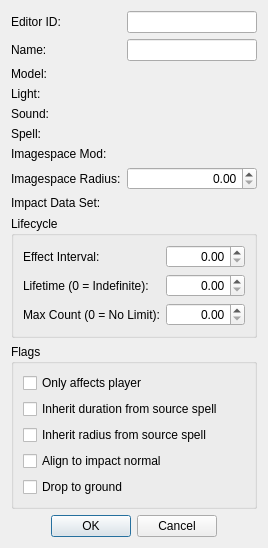
Old version of the form native/src/DovahKit/ui/form_windows/hazard.ui in the repository DavidJCobb/DovahKit.
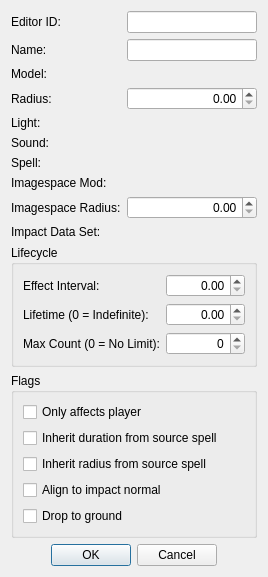
New version of the form. Custom widgets are drawn as their Qt base class.

What changed in the file:
```diff
--- a/native/src/DovahKit/ui/form_windows/hazard.ui
+++ b/native/src/DovahKit/ui/form_windows/hazard.ui
@@ -8,18 +8,22 @@
   <layout class="QVBoxLayout" name="verticalLayout_2">
    <item>
     <layout class="QGridLayout" name="gridLayout">
-     <item row="4" column="0">
-      <widget class="QLabel" name="label_5">
-       <property name="text">
-        <string>Sound:</string>
-       </property>
-       <property name="buddy">
-        <cstring>sound</cstring>
+     <item row="6" column="1">
+      <widget class="DKFormPicker" name="spell">
+       <property name="whatsThis">
+        <string>A concentration spell to apply to any actors inside of the hazard's radius. The spell will not be applied to the hazard's caster — that is, whatever actor cast the spell whose &quot;Spawn Hazard&quot; magic effect produced this hazard.</string>
        </property>
       </widget>
      </item>
-     <item row="2" column="1">
-      <widget class="DKFormNIFPicker" name="model"/>
+     <item row="8" column="1">
+      <widget class="QDoubleSpinBox" name="imagespaceRadius">
+       <property name="whatsThis">
+        <string>The hazard's imagespace modifier will be applied when the camera is within this radius of the hazard.</string>
+       </property>
+       <property name="alignment">
+        <set>Qt::AlignRight|Qt::AlignTrailing|Qt::AlignVCenter</set>
+       </property>
+      </widget>
      </item>
      <item row="1" column="0">
       <widget class="QLabel" name="label_2">
@@ -31,10 +35,7 @@
        </property>
       </widget>
      </item>
-     <item row="4" column="1">
-      <widget class="DKFormPicker" name="sound"/>
-     </item>
-     <item row="8" column="0">
+     <item row="9" column="0">
       <widget class="QLabel" name="label_8">
        <property name="text">
         <string>Impact Data Set:</string>
@@ -44,22 +45,18 @@
        </property>
       </widget>
      </item>
-     <item row="6" column="0">
-      <widget class="QLabel" name="label_7">
+     <item row="5" column="0">
+      <widget class="QLabel" name="label_5">
        <property name="text">
-        <string>Imagespace Mod:</string>
+        <string>Sound:</string>
        </property>
        <property name="buddy">
         <cstring>imagespaceMod</cstring>
        </property>
       </widget>
      </item>
-     <item row="6" column="1">
-      <widget class="DKFormPicker" name="imagespaceMod">
-       <property name="whatsThis">
-        <string>An imagespace modifier to be applied when the camera is within the Imagespace Radius of the hazard.</string>
-       </property>
-      </widget>
+     <item row="0" column="1">
+      <widget class="QLineEdit" name="editorID"/>
      </item>
      <item row="2" column="0">
       <widget class="QLabel" name="label_3">
@@ -71,10 +68,7 @@
        </property>
       </widget>
      </item>
-     <item row="1" column="1">
-      <widget class="QLineEdit" name="name"/>
-     </item>
-     <item row="5" column="0">
+     <item row="6" column="0">
       <widget class="QLabel" name="label_6">
        <property name="text">
         <string>Spell:</string>
@@ -84,19 +78,6 @@
        </property>
       </widget>
      </item>
-     <item row="3" column="0">
-      <widget class="QLabel" name="label_4">
-       <property name="text">
-        <string>Light:</string>
-       </property>
-       <property name="buddy">
-        <cstring>light</cstring>
-       </property>
-      </widget>
-     </item>
-     <item row="8" column="1">
-      <widget class="DKFormPicker" name="impactDataSet"/>
-     </item>
      <item row="0" column="0">
       <widget class="QLabel" name="label">
        <property name="text">
@@ -107,24 +88,40 @@
        </property>
       </widget>
      </item>
-     <item row="0" column="1">
-      <widget class="QLineEdit" name="editorID"/>
+     <item row="7" column="0">
+      <widget class="QLabel" name="label_7">
+       <property name="text">
+        <string>Imagespace Mod:</string>
+       </property>
+       <property name="buddy">
+        <cstring>imagespaceMod</cstring>
+       </property>
+      </widget>
      </item>
-     <item row="3" column="1">
+     <item row="5" column="1">
+      <widget class="DKFormPicker" name="sound"/>
+     </item>
+     <item row="4" column="1">
       <widget class="DKFormPicker" name="light">
        <property name="whatsThis">
         <string>Light emitted by the hazard.</string>
        </property>
       </widget>
      </item>
-     <item row="5" column="1">
-      <widget class="DKFormPicker" name="spell">
+     <item row="7" column="1">
+      <widget class="DKFormPicker" name="imagespaceMod">
        <property name="whatsThis">
         <string>A concentration spell to apply to any actors inside of the hazard's radius. The spell will not be applied to the hazard's caster — that is, whatever actor cast the spell whose &quot;Spawn Hazard&quot; magic effect produced this hazard.</string>
        </property>
       </widget>
      </item>
-     <item row="7" column="0">
+     <item row="9" column="1">
+      <widget class="DKFormPicker" name="impactDataSet"/>
+     </item>
+     <item row="2" column="1">
+      <widget class="DKFormNIFPicker" name="model"/>
+     </item>
+     <item row="8" column="0">
       <widget class="QLabel" name="label_9">
        <property name="text">
         <string>Imagespace Radius:</string>
@@ -134,11 +131,31 @@
        </property>
       </widget>
      </item>
-     <item row="7" column="1">
-      <widget class="QDoubleSpinBox" name="imagespaceRadius">
-       <property name="whatsThis">
-        <string>The hazard's imagespace modifier will be applied when the camera is within this radius of the hazard.</string>
+     <item row="1" column="1">
+      <widget class="QLineEdit" name="name"/>
+     </item>
+     <item row="4" column="0">
+      <widget class="QLabel" name="label_4">
+       <property name="text">
+        <string>Light:</string>
        </property>
+       <property name="buddy">
+        <cstring>light</cstring>
+       </property>
+      </widget>
+     </item>
+     <item row="3" column="0">
+      <widget class="QLabel" name="label_13">
+       <property name="text">
+        <string>Radius:</string>
+       </property>
+       <property name="buddy">
+        <cstring>radius</cstring>
+       </property>
+      </widget>
+     </item>
+     <item row="3" column="1">
+      <widget class="QDoubleSpinBox" name="radius">
        <property name="alignment">
         <set>Qt::AlignRight|Qt::AlignTrailing|Qt::AlignVCenter</set>
        </property>
@@ -204,7 +221,7 @@
        </widget>
       </item>
       <item row="2" column="1">
-       <widget class="QDoubleSpinBox" name="maxCount">
+       <widget class="QSpinBox" name="maxCount">
         <property name="whatsThis">
          <string>&lt;p&gt;The maximum amount of this hazard that can be present once. When the limit is passed, the oldest hazards of this type will be despawned until the game is back under the limit. Set this to zero to disable the limit and allow an unlimited number of hazards to exist.&lt;/p&gt;&lt;!-- TODO: Present where? In the loaded area, specifically? I would assume so but it's worth verifying. --&gt;</string>
         </property>
```
Left out of the diff: 5 changed lines with no effect on the pictures.
